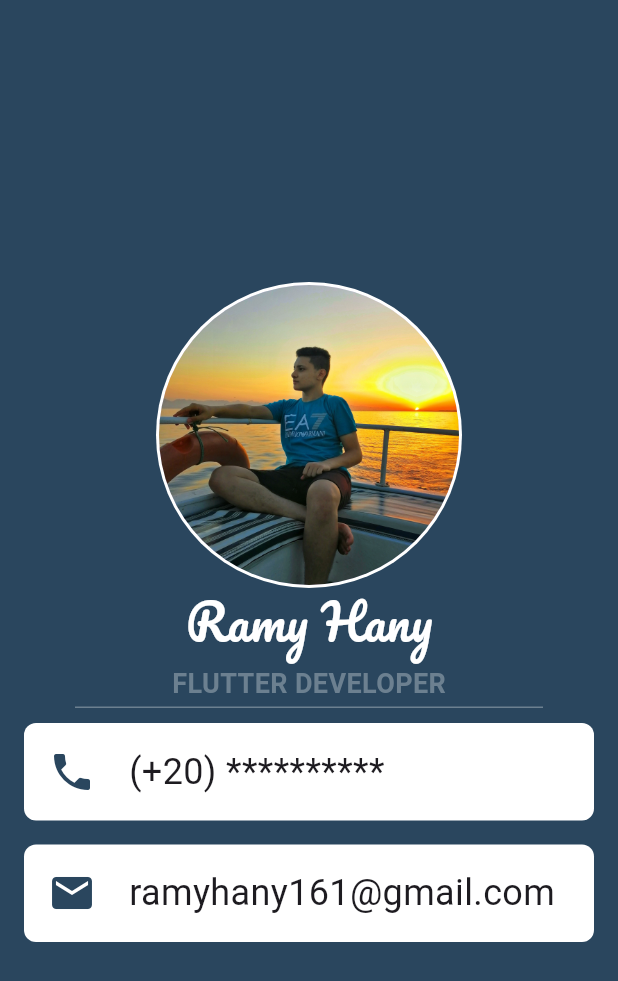
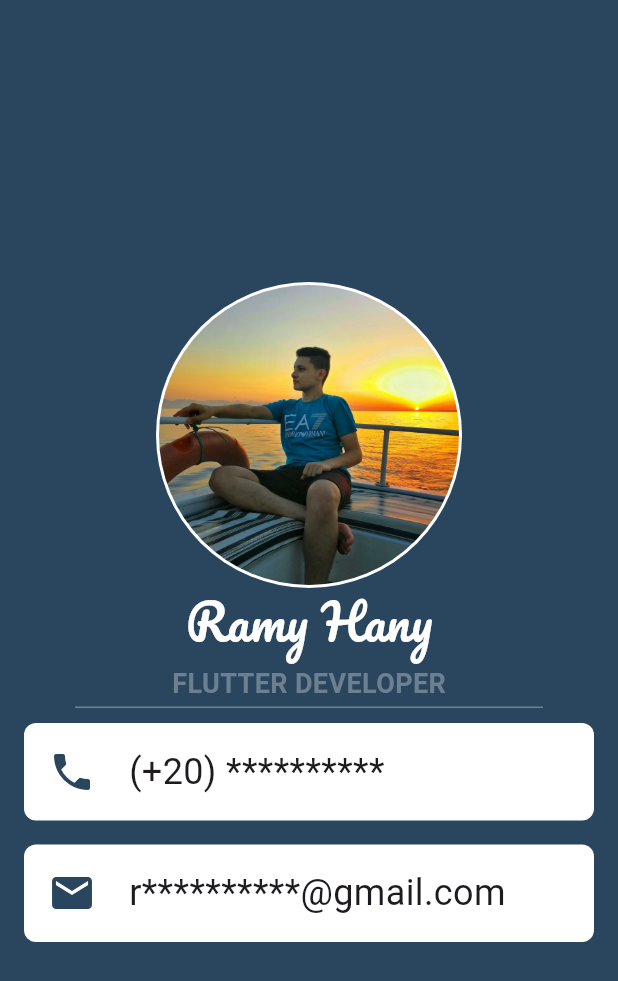
Before and after one commit to ramyhany0/business_card_app, a Flutter app: the screen it shows after launch, on a phone screen of 412 x 824 dp. Shown: the top 981 px of the screen. Run offline on Flutter 3.47's test engine with Material 3 defaults, Android fonts, the phone set to English and light mode, and no system bars.

Commit message:
"Updated Row widgets to use const constructor and obscured email address"

```diff
--- a/lib/main.dart
+++ b/lib/main.dart
@@ -59,8 +59,8 @@ class BusinessCardApp extends StatelessWidget {
                   color: Colors.white,
                 ),
                 height: 65,
-                child: Row(
-                  children: const [
+                child: const Row(
+                  children: [
                     Padding(
                       padding: EdgeInsets.only(left: 16),
                       child: Icon(
@@ -91,8 +91,8 @@ class BusinessCardApp extends StatelessWidget {
                   color: Colors.white,
                 ),
                 height: 65,
-                child: Row(
-                  children: const [
+                child: const Row(
+                  children: [
                     Padding(
                       padding: EdgeInsets.only(left: 16),
                       child: Icon(
@@ -104,7 +104,7 @@ class BusinessCardApp extends StatelessWidget {
                     Padding(
                       padding: EdgeInsets.only(left: 22),
                       child: Text(
-                        "ramyhany161@gmail.com",
+                        "r**********@gmail.com",
                         style: TextStyle(fontSize: 24),
                       ),
                     ),
```
